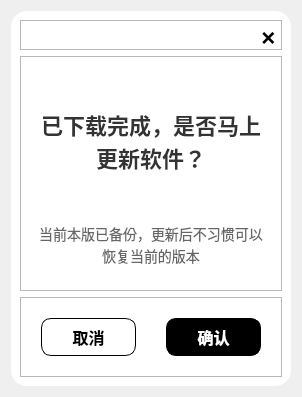
Before: the Qt Designer form app_page/assets/UI/tipsBox.ui in xiaohuicat/python-app-page, drawn with Qt 5.
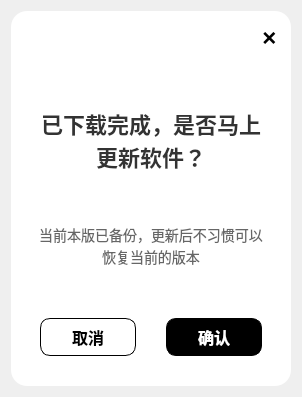
After: the same form once the commit is applied.

```diff
--- a/app_page/assets/UI/tipsBox.ui
+++ b/app_page/assets/UI/tipsBox.ui
@@ -14,7 +14,15 @@
    <string>Form</string>
   </property>
   <property name="styleSheet">
-   <string notr="true">#container {
+   <string notr="true">
+* {
+  padding:0;
+  margin:0;
+  border:none;
+  outline: none;
+}
+
+#container {
 	border-radius: 16px;
 	background: #fff;
 }
```
